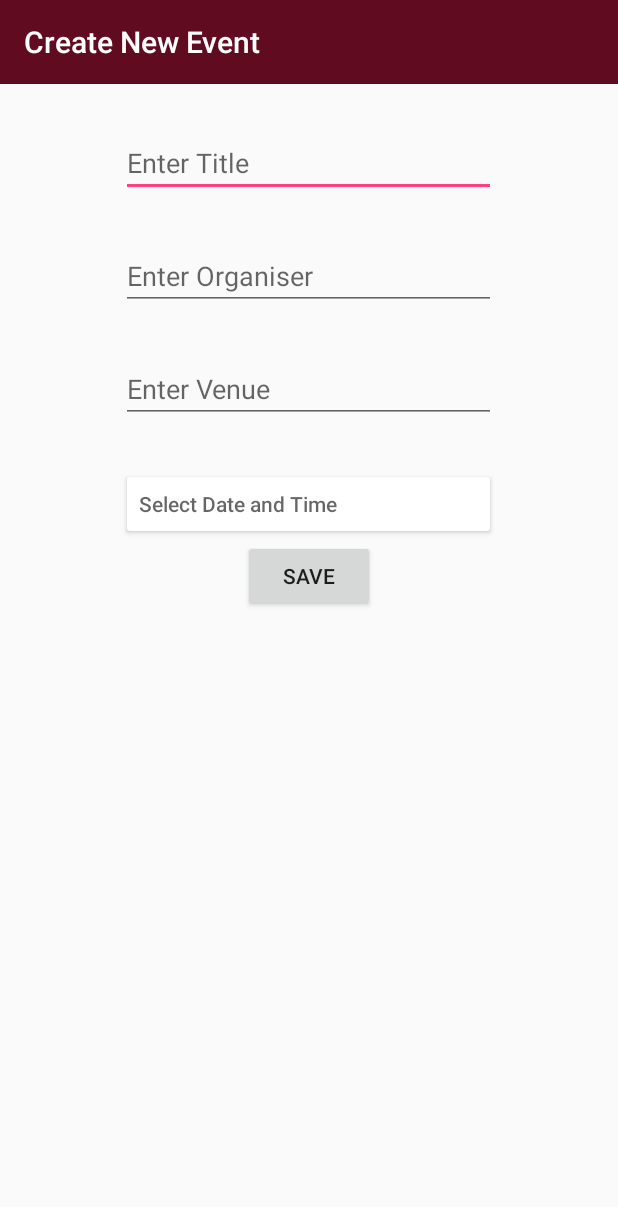
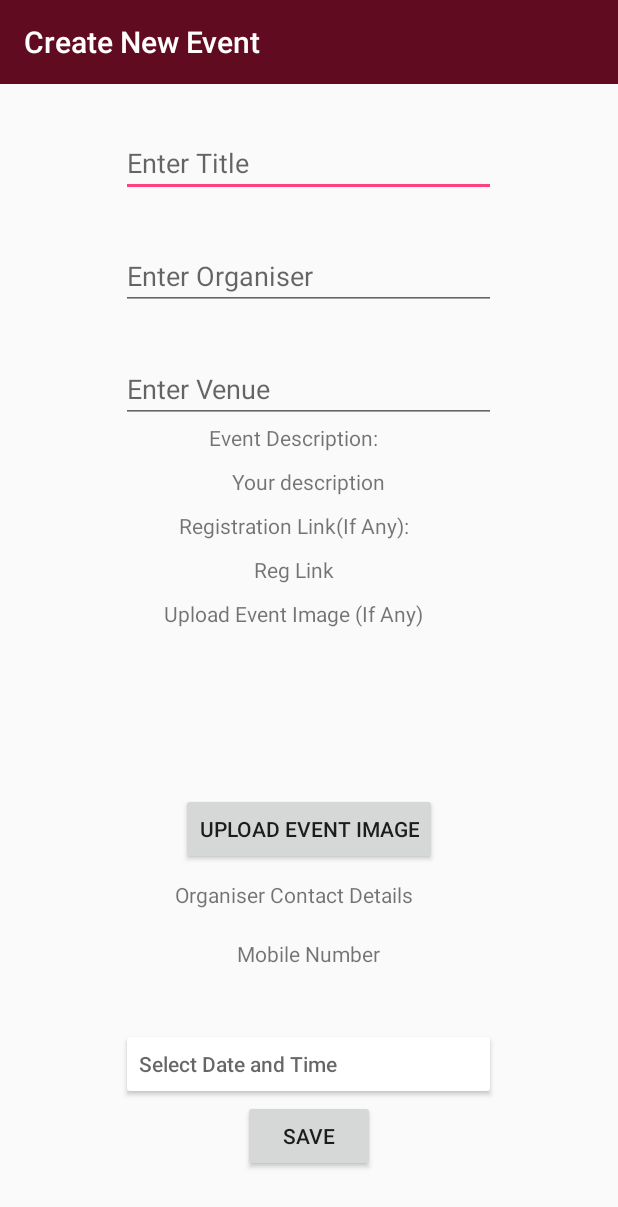
Before and after one commit to Prashant-123/SSCBS, an Android app: the CreateEvent screen opened directly, with no data from a screen before it, on a phone screen of 412 x 824 dp. Shown: the top 1207 px of the screen. Run offline under Robolectric (Android 15) with nearby library versions, the light colour scheme and no system bars; our stand-ins replace Firebase (no records; nobody signed in at launch, a user with empty details on screens opened directly).

Commit message:
Events Activity Modified

```diff
--- a/app/src/main/res/layout/activity_create_event.xml
+++ b/app/src/main/res/layout/activity_create_event.xml
@@ -1,10 +1,14 @@
 <?xml version="1.0" encoding="utf-8"?>
-<LinearLayout xmlns:android="http://schemas.android.com/apk/res/android"
+<ScrollView xmlns:android="http://schemas.android.com/apk/res/android"
     xmlns:app="http://schemas.android.com/apk/res-auto"
+    xmlns:tools="http://schemas.android.com/tools"
     android:orientation="vertical"
     android:layout_width="match_parent"
     android:layout_height="match_parent">
-
+<LinearLayout
+    android:layout_width="match_parent"
+    android:layout_height="match_parent"
+    android:orientation="vertical">
     <android.support.v7.widget.Toolbar
         android:id="@+id/toolbar_create"
         android:layout_width="match_parent"
@@ -29,6 +33,8 @@
         android:hint="Enter Organiser"
         android:layout_gravity="center"/>
 
+
+
     <EditText
         android:layout_width="250dp"
         android:layout_height="wrap_content"
@@ -37,6 +43,91 @@
         android:hint="Enter Venue"
         android:layout_gravity="center"/>
 
+
+    <LinearLayout
+        android:layout_width="match_parent"
+        android:layout_height="wrap_content"
+        android:layout_gravity="center"
+        android:orientation="vertical">
+
+        <TextView
+            android:id="@+id/desTitle"
+            android:layout_width="wrap_content"
+            android:layout_height="wrap_content"
+            android:layout_gravity="center"
+            android:layout_marginRight="10dp"
+            android:text="Event Description:" />
+
+        <TextView
+            android:id="@+id/eventDescription"
+            android:layout_width="250dp"
+            android:layout_height="wrap_content"
+            android:layout_gravity="center"
+            android:layout_marginTop="10dp"
+            android:gravity="center"
+            android:text="Your description"
+
+            />
+
+        <TextView
+            android:id="@+id/registrationTitle"
+            android:layout_width="wrap_content"
+            android:layout_height="wrap_content"
+            android:layout_gravity="center"
+            android:layout_marginRight="10dp"
+            android:layout_marginTop="10dp"
+            android:text="Registration Link(If Any):" />
+
+        <TextView
+            android:id="@+id/registrationLink"
+            android:layout_width="wrap_content"
+            android:layout_height="wrap_content"
+            android:layout_gravity="center"
+            android:layout_marginRight="10dp"
+            android:layout_marginTop="10dp"
+            android:text="Reg Link" />
+
+        <TextView
+            android:id="@+id/imageTitle"
+            android:layout_width="wrap_content"
+            android:layout_height="wrap_content"
+            android:layout_gravity="center"
+            android:layout_marginRight="10dp"
+            android:layout_marginTop="10dp"
+            android:text="Upload Event Image (If Any)" />
+
+        <ImageView
+            android:id="@+id/newEventImage"
+            android:layout_width="100dp"
+            android:layout_height="100dp"
+            android:layout_gravity="center"
+            android:layout_marginTop="10dp" />
+
+        <Button
+            android:layout_width="wrap_content"
+            android:layout_height="wrap_content"
+            android:layout_gravity="center"
+            android:text="Upload Event Image" />
+
+        <TextView
+            android:id="@+id/ContactTitle"
+            android:layout_width="wrap_content"
+            android:layout_height="wrap_content"
+            android:layout_gravity="center"
+            android:layout_marginRight="10dp"
+            android:layout_marginTop="10dp"
+            android:text="Organiser Contact Details" />
+
+        <TextView
+            android:layout_width="wrap_content"
+            android:layout_height="wrap_content"
+            android:layout_gravity="center"
+            android:layout_marginBottom="10dp"
+            android:layout_marginTop="20dp"
+            android:text="Mobile Number" />
+
+
+    </LinearLayout>
     <Button
         android:layout_width="250dp"
         android:layout_height="wrap_content"
@@ -45,7 +136,8 @@
         android:textAlignment="textStart"
         android:backgroundTint="#FFFFFF"
         android:hint="Select Date and Time"
-        android:layout_gravity="center"/>
+        android:layout_gravity="center"
+        tools:ignore="RtlCompat" />
 
     <Button
         android:layout_width="wrap_content"
@@ -56,3 +148,4 @@
         android:onClick="save"/>
 
 </LinearLayout>
+</ScrollView>
```
